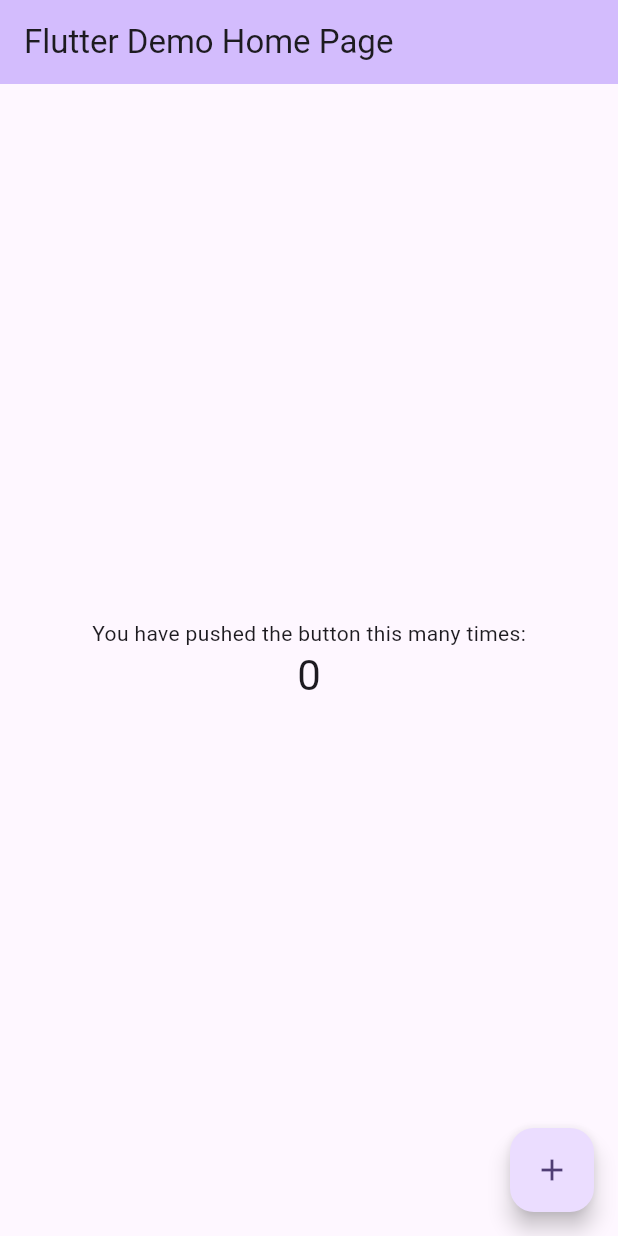
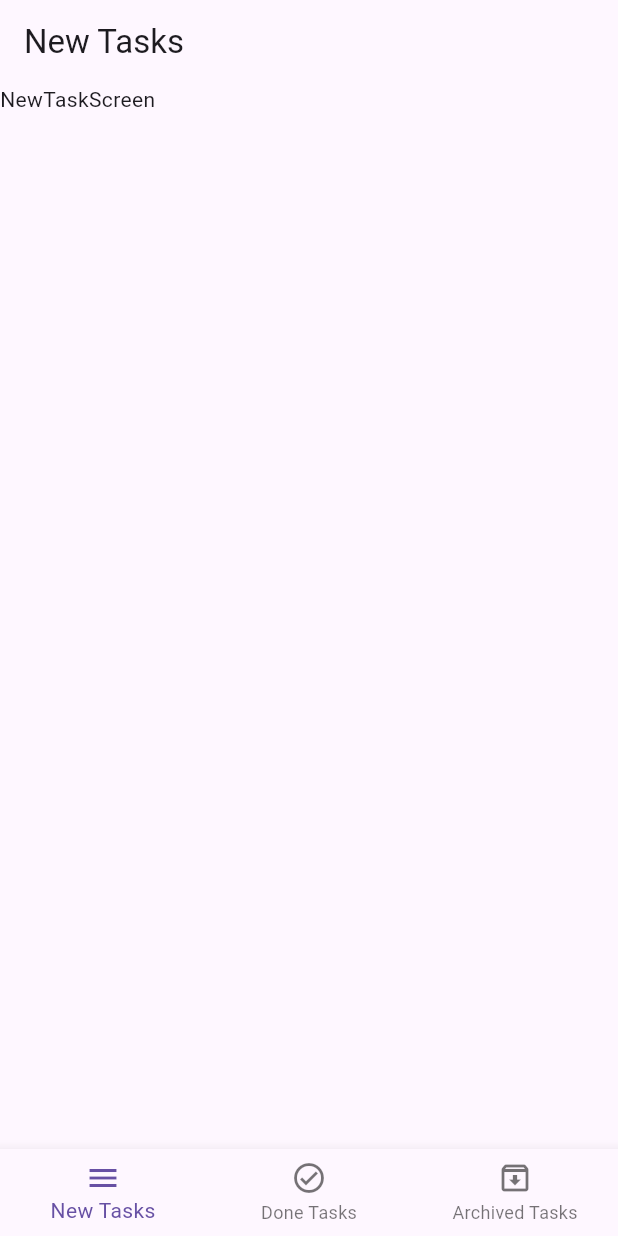
Before and after one commit to a7med-Alaa-git/to_do_app, a Flutter app: the screen it shows after launch, on a phone screen of 412 x 824 dp. Run offline on Flutter 3.47's test engine with Material 3 defaults, Android fonts, the phone set to English and light mode, and no system bars.

Commit message:
initial _structure & bottom_nav_bar

```diff
--- /dev/null
+++ b/lib/layout/home_layout.dart
@@ -0,0 +1,47 @@
+import 'package:flutter/material.dart';
+import 'package:to_do_app/modules/archived_tasks/archived_task_screen.dart';
+import 'package:to_do_app/modules/done_tasks/done_task_screen.dart';
+import 'package:to_do_app/modules/new_tasks/new_task_screen.dart';
+
+class HomeLayout extends StatefulWidget {
+  const HomeLayout({super.key});
+
+  @override
+  State<HomeLayout> createState() => _HomeLayoutState();
+}
+
+class _HomeLayoutState extends State<HomeLayout> {
+  int currentIndex = 0;
+  List<Widget> screens = [
+    NewTaskScreen(),
+    DoneTaskScreen(),
+    ArchivedTaskScreen(),
+  ];
+  List<String> titles = ['New Tasks', 'Done Tasks', 'Archived Tasks'];
+  @override
+  Widget build(BuildContext context) {
+    return Scaffold(
+      appBar: AppBar(title: Text(titles[currentIndex])),
+      body: screens[currentIndex],
+      bottomNavigationBar: BottomNavigationBar(
+        items: [
+          BottomNavigationBarItem(icon: Icon(Icons.menu), label: 'New Tasks'),
+          BottomNavigationBarItem(
+            icon: Icon(Icons.check_circle_outline_outlined),
+            label: 'Done Tasks',
+          ),
+          BottomNavigationBarItem(
+            icon: Icon(Icons.archive_outlined),
+            label: 'Archived Tasks',
+          ),
+        ],
+        currentIndex: currentIndex,
+        onTap: (index) {
+          setState(() {
+            currentIndex = index;
+          });
+        },
+      ),
+    );
+  }
+}
--- a/lib/main.dart
+++ b/lib/main.dart
@@ -1,4 +1,5 @@
 import 'package:flutter/material.dart';
+import 'package:to_do_app/layout/home_layout.dart';
 
 void main() {
   runApp(const MyApp());
@@ -7,116 +8,8 @@ void main() {
 class MyApp extends StatelessWidget {
   const MyApp({super.key});
 
-  // This widget is the root of your application.
   @override
   Widget build(BuildContext context) {
-    return MaterialApp(
-      title: 'Flutter Demo',
-      theme: ThemeData(
-        // This is the theme of your application.
-        //
-        // TRY THIS: Try running your application with "flutter run". You'll see
-        // the application has a purple toolbar. Then, without quitting the app,
-        // try changing the seedColor in the colorScheme below to Colors.green
-        // and then invoke "hot reload" (save your changes or press the "hot
-        // reload" button in a Flutter-supported IDE, or press "r" if you used
-        // the command line to start the app).
-        //
-        // Notice that the counter didn't reset back to zero; the application
-        // state is not lost during the reload. To reset the state, use hot
-        // restart instead.
-        //
-        // This works for code too, not just values: Most code changes can be
-        // tested with just a hot reload.
-        colorScheme: .fromSeed(seedColor: Colors.deepPurple),
-      ),
-      home: const MyHomePage(title: 'Flutter Demo Home Page'),
-    );
+    return MaterialApp(home: HomeLayout());
   }
 }
-
-class MyHomePage extends StatefulWidget {
-  const MyHomePage({super.key, required this.title});
-
-  // This widget is the home page of your application. It is stateful, meaning
-  // that it has a State object (defined below) that contains fields that affect
-  // how it looks.
-
-  // This class is the configuration for the state. It holds the values (in this
-  // case the title) provided by the parent (in this case the App widget) and
-  // used by the build method of the State. Fields in a Widget subclass are
-  // always marked "final".
-
-  final String title;
-
-  @override
-  State<MyHomePage> createState() => _MyHomePageState();
-}
-
-class _MyHomePageState extends State<MyHomePage> {
-  int _counter = 0;
-
-  void _incrementCounter() {
-    setState(() {
-      // This call to setState tells the Flutter framework that something has
-      // changed in this State, which causes it to rerun the build method below
-      // so that the display can reflect the updated values. If we changed
-      // _counter without calling setState(), then the build method would not be
-      // called again, and so nothing would appear to happen.
-      _counter++;
-    });
-  }
-
-  @override
-  Widget build(BuildContext context) {
-    // This method is rerun every time setState is called, for instance as done
-    // by the _incrementCounter method above.
-    //
-    // The Flutter framework has been optimized to make rerunning build methods
-    // fast, so that you can just rebuild anything that needs updating rather
-    // than having to individually change instances of widgets.
-    return Scaffold(
-      appBar: AppBar(
-        // TRY THIS: Try changing the color here to a specific color (to
-        // Colors.amber, perhaps?) and trigger a hot reload to see the AppBar
-        // change color while the other colors stay the same.
-        backgroundColor: Theme.of(context).colorScheme.inversePrimary,
-        // Here we take the value from the MyHomePage object that was created by
-        // the App.build method, and use it to set our appbar title.
-        title: Text(widget.title),
-      ),
-      body: Center(
-        // Center is a layout widget. It takes a single child and positions it
-        // in the middle of the parent.
-        child: Column(
-          // Column is also a layout widget. It takes a list of children and
-          // arranges them vertically. By default, it sizes itself to fit its
-          // children horizontally, and tries to be as tall as its parent.
-          //
-          // Column has various properties to control how it sizes itself and
-          // how it positions its children. Here we use mainAxisAlignment to
-          // center the children vertically; the main axis here is the vertical
-          // axis because Columns are vertical (the cross axis would be
-          // horizontal).
-          //
-          // TRY THIS: Invoke "debug painting" (choose the "Toggle Debug Paint"
-          // action in the IDE, or press "p" in the console), to see the
-          // wireframe for each widget.
-          mainAxisAlignment: .center,
-          children: [
-            const Text('You have pushed the button this many times:'),
-            Text(
-              '$_counter',
-              style: Theme.of(context).textTheme.headlineMedium,
-            ),
-          ],
-        ),
-      ),
-      floatingActionButton: FloatingActionButton(
-        onPressed: _incrementCounter,
-        tooltip: 'Increment',
-        child: const Icon(Icons.add),
-      ),
-    );
-  }
-}
--- /dev/null
+++ b/lib/modules/archived_tasks/archived_task_screen.dart
@@ -0,0 +1,10 @@
+import 'package:flutter/material.dart';
+
+class ArchivedTaskScreen extends StatelessWidget {
+  const ArchivedTaskScreen({super.key});
+
+  @override
+  Widget build(BuildContext context) {
+    return Text('ArchivedTaskScreen');
+  }
+}
--- /dev/null
+++ b/lib/modules/done_tasks/done_task_screen.dart
@@ -0,0 +1,10 @@
+import 'package:flutter/material.dart';
+
+class DoneTaskScreen extends StatelessWidget {
+  const DoneTaskScreen({super.key});
+
+  @override
+  Widget build(BuildContext context) {
+    return Text('DoneTaskScreen');
+  }
+}
--- /dev/null
+++ b/lib/modules/new_tasks/new_task_screen.dart
@@ -0,0 +1,10 @@
+import 'package:flutter/material.dart';
+
+class NewTaskScreen extends StatelessWidget {
+  const NewTaskScreen({super.key});
+
+  @override
+  Widget build(BuildContext context) {
+    return Text('NewTaskScreen');
+  }
+}
```
